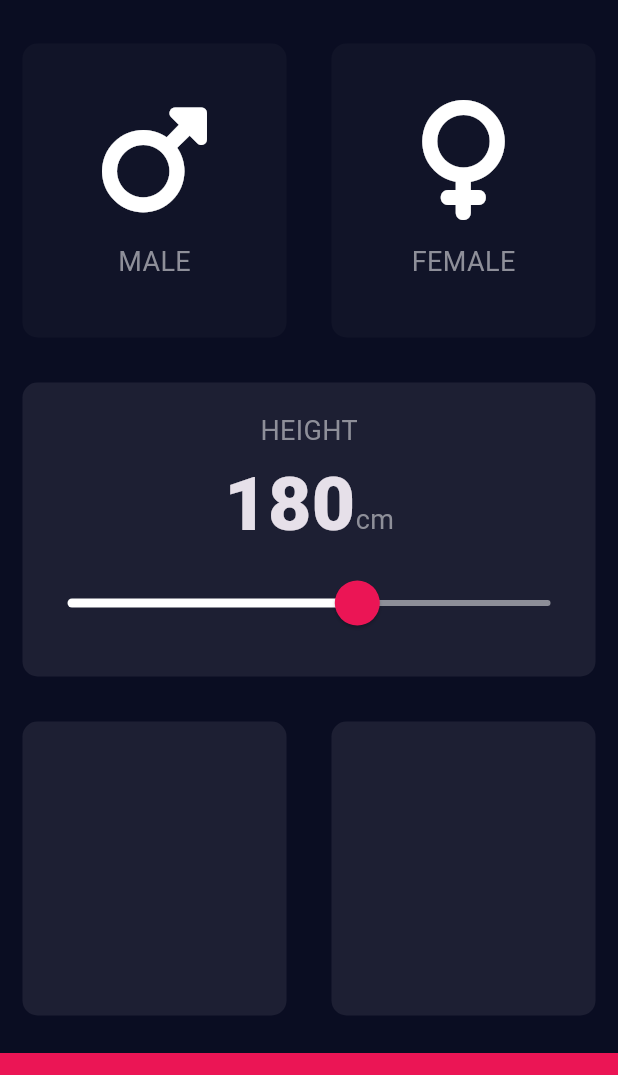
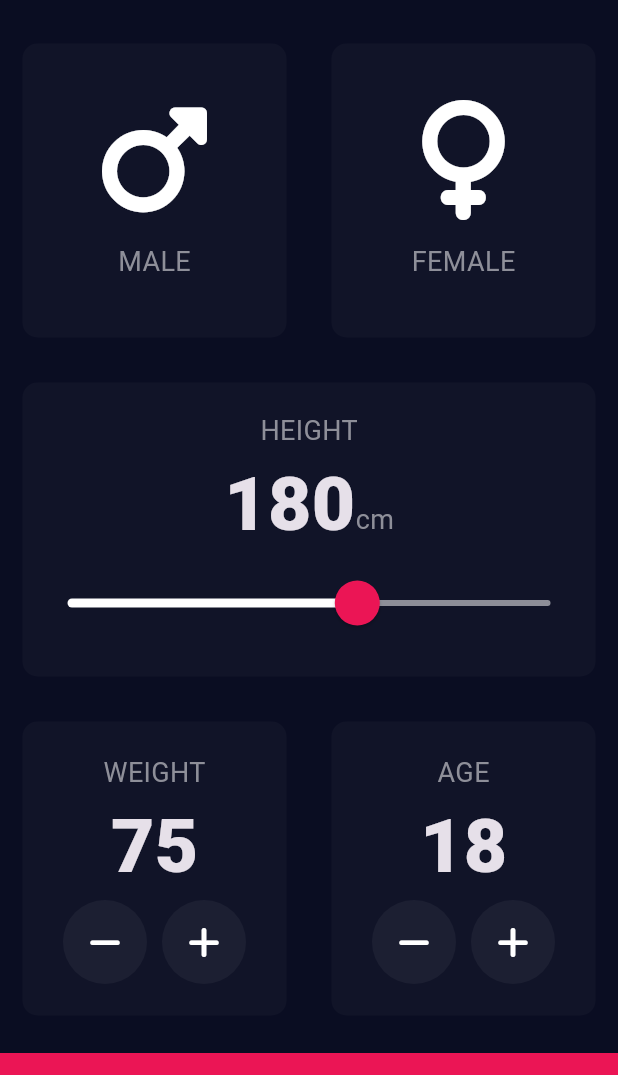
Before and after one commit to gokmentas/bmi-calculator, a Flutter app: the screen it shows after launch, on a phone screen of 412 x 824 dp, the part 63-1138 px from its top. Run offline on Flutter 3.47's test engine with Material 3 defaults, Android fonts, the phone set to English and light mode, and no system bars; our stand-ins replace font_awesome_flutter.

Commit message:
Added buttons
Added buttons for incrementing age and weight.

```diff
--- a/lib/input_page.dart
+++ b/lib/input_page.dart
@@ -3,6 +3,7 @@ import 'package:font_awesome_flutter/font_awesome_flutter.dart';
 import 'reusable_card.dart';
 import 'icon_context.dart';
 import 'constants.dart';
+import 'round_icon_button.dart';
 
 enum Gender { male, female }
 
@@ -16,6 +17,8 @@ class InputPage extends StatefulWidget {
 class _InputPageState extends State<InputPage> {
   Gender? selectedGender;
   int height = 180;
+  int weight = 75;
+  int age = 18;
 
   @override
   Widget build(BuildContext context) {
@@ -66,7 +69,7 @@ class _InputPageState extends State<InputPage> {
           ),
           Expanded(
             child: ReusableCard(
-              colour: kActiveCardColor,
+              colour: kInactiveCardColor,
               cardChild: Column(
                 mainAxisAlignment: MainAxisAlignment.center,
                 children: [
@@ -102,17 +105,83 @@ class _InputPageState extends State<InputPage> {
               ),
             ),
           ),
-          const Expanded(
+          Expanded(
             child: Row(
               children: [
                 Expanded(
                   child: ReusableCard(
-                    colour: kActiveCardColor,
+                    colour: kInactiveCardColor,
+                    cardChild: Column(
+                      mainAxisAlignment: MainAxisAlignment.center,
+                      children: [
+                        const Text("WEIGHT", style: kLabelTextStyle),
+                        Text(
+                          weight.toString(),
+                          style: kNumberTextStyle,
+                        ),
+                        Row(
+                          mainAxisAlignment: MainAxisAlignment.center,
+                          children: [
+                            RoundIconButton(
+                                icon: FontAwesomeIcons.minus,
+                                onPress: () {
+                                  setState(() {
+                                    weight--;
+                                  });
+                                }),
+                            const SizedBox(
+                              width: 10,
+                            ),
+                            RoundIconButton(
+                              icon: FontAwesomeIcons.plus,
+                              onPress: () {
+                                setState(() {
+                                  weight++;
+                                });
+                              },
+                            )
+                          ],
+                        )
+                      ],
+                    ),
                   ),
                 ),
                 Expanded(
                   child: ReusableCard(
-                    colour: kActiveCardColor,
+                    colour: kInactiveCardColor,
+                    cardChild: Column(
+                      mainAxisAlignment: MainAxisAlignment.center,
+                      children: [
+                        const Text("AGE", style: kLabelTextStyle),
+                        Text(
+                          age.toString(),
+                          style: kNumberTextStyle,
+                        ),
+                        Row(
+                          mainAxisAlignment: MainAxisAlignment.center,
+                          children: [
+                            RoundIconButton(
+                                icon: FontAwesomeIcons.minus,
+                                onPress: () {
+                                  setState(() {
+                                    age--;
+                                  });
+                                }),
+                            const SizedBox(
+                              width: 10,
+                            ),
+                            RoundIconButton(
+                              icon: FontAwesomeIcons.plus,
+                              onPress: () {
+                                setState(() {
+                                  age++;
+                                });
+                              },
+                            )
+                          ],
+                        )
+                      ],
+                    ),
                   ),
                 ),
               ],
--- /dev/null
+++ b/lib/round_icon_button.dart
@@ -0,0 +1,20 @@
+import 'package:flutter/material.dart';
+
+class RoundIconButton extends StatelessWidget {
+  const RoundIconButton({super.key, required this.icon, required this.onPress});
+
+  final IconData icon;
+  final VoidCallback onPress;
+
+  @override
+  Widget build(BuildContext context) {
+    return RawMaterialButton(
+      constraints: const BoxConstraints.tightFor(width: 56.0, height: 56.0),
+      shape: const CircleBorder(),
+      fillColor: const Color(0xFF1C1F32),
+      elevation: 0,
+      onPressed: onPress,
+      child: Icon(icon),
+    );
+  }
+}
```
